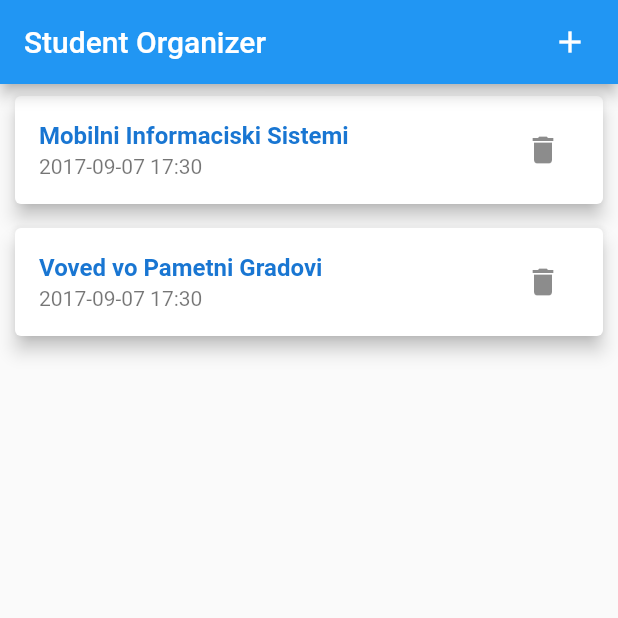
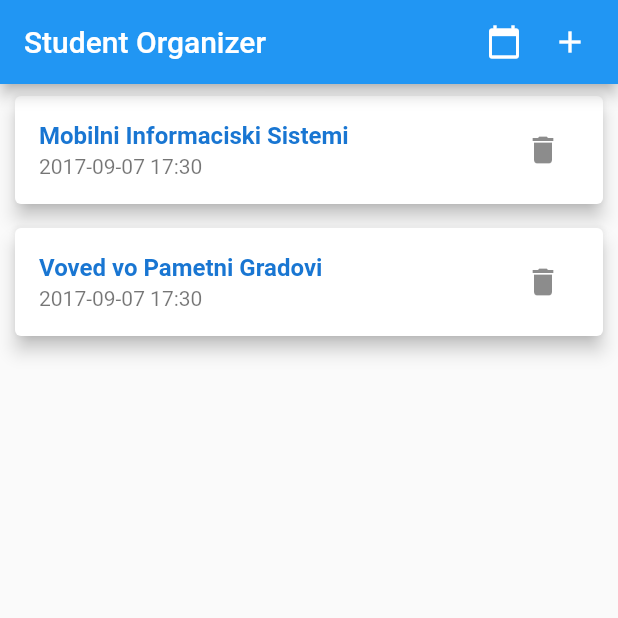
Before and after one commit to gorast-angelovski/lab3_MIS, a Flutter app: the screen it shows after launch, on a phone screen of 412 x 824 dp, the top half of it. Run offline on Flutter 3.47's test engine with Material 2 defaults, Android fonts, the phone set to English and light mode, and no system bars; our stand-ins replace flutter_bloc, syncfusion_flutter_calendar.

Commit message:
Added calendar page and functionality

```diff
--- a/lib/list_detail_screen.dart
+++ b/lib/list_detail_screen.dart
@@ -4,9 +4,6 @@ import 'package:student_organizer/exam.dart';
 import 'exam.dart';
 
 class ListDetailsScreen extends StatelessWidget {
-  //final ExamApplication item;
-
-  //ListDetailsScreen(this.item);
   static const routeName = '/list_detail';
   @override
   Widget build(BuildContext context) {
--- a/lib/main.dart
+++ b/lib/main.dart
@@ -5,6 +5,7 @@ import 'package:flutter/cupertino.dart';
 import 'package:student_organizer/blocs/list_event.dart';
 import 'package:student_organizer/exam.dart';
 
+import 'exam_calendar.dart';
 import 'list_detail_screen.dart';
 import 'blocs/list_bloc.dart';
 import 'blocs/list_event.dart';
@@ -123,6 +124,24 @@ class _MyAppState extends State<MyApp> {
         : AppBar(
             title: Text(title),
             actions: <Widget>[
+              BlocBuilder<ListBloc, ListState>(builder: (context, state) {
+                return state.runtimeType == ListEmptyState
+                    ? GestureDetector(
+                        onTap: () => null,
+                        child: const Padding(
+                          padding: EdgeInsets.only(right: 20),
+                          child: Icon(Icons.calendar_today),
+                        ),
+                      )
+                    : GestureDetector(
+                        onTap: () => _openCalendarScreen(
+                            context, (state as ListElementsState).elements),
+                        child: const Padding(
+                          padding: EdgeInsets.only(right: 20),
+                          child: Icon(Icons.calendar_today),
+                        ),
+                      );
+              }),
               GestureDetector(
                 onTap: () => _showHideAddMenu(),
                 child: !isVisible
@@ -307,7 +326,9 @@ class _MyAppState extends State<MyApp> {
                           ),
                           child: ListTile(
                             title: Text(
-                              (state as ListElementsState).elements![index].courseName,
+                              (state as ListElementsState)
+                                  .elements![index]
+                                  .courseName,
                               style: TextStyle(
                                   fontWeight: FontWeight.bold,
                                   color: Theme.of(context).primaryColorDark),
@@ -317,8 +338,10 @@ class _MyAppState extends State<MyApp> {
                             ),
                             trailing: IconButton(
                               icon: const Icon(Icons.delete),
-                              onPressed: () => _deleteItem(context,
-                                  (state as ListElementsState).elements![index]),
+                              onPressed: () => _deleteItem(
+                                  context,
+                                  (state as ListElementsState)
+                                      .elements![index]),
                             ),
                             onTap: () => _showDetail(context,
                                 (state as ListElementsState).elements![index]),
@@ -340,6 +363,13 @@ class _MyAppState extends State<MyApp> {
     );
   }
 
+  void _openCalendarScreen(BuildContext context, elements) {
+    Navigator.of(context).pushNamed(
+      '/calendar',
+      arguments: elements,
+    );
+  }
+
   @override
   Widget build(BuildContext context) {
     return Platform.isIOS
@@ -349,12 +379,7 @@ class _MyAppState extends State<MyApp> {
               navigationBar: _createAppBar(context),
             ),
           )
-        :
-    // BlocProvider<ListBloc>(
-            // create: (BuildContext context) =>
-            //     ListBloc()..add(ListInitializedEvent()),
-            // child:
-        MaterialApp(
+        : MaterialApp(
             title: title,
             initialRoute: '/',
             routes: {
@@ -363,8 +388,8 @@ class _MyAppState extends State<MyApp> {
                     body: _createBody(context),
                   ),
               ListDetailsScreen.routeName: (ctx) => ListDetailsScreen(),
+              '/calendar': (ctx) => CalendarScreen(),
             },
-            // ),
           );
   }
 }
--- a/pubspec.yaml
+++ b/pubspec.yaml
@@ -35,6 +35,7 @@ dependencies:
   # Use with the CupertinoIcons class for iOS style icons.
   cupertino_icons: ^1.0.2
   flutter_bloc: ^8.0.1
+  syncfusion_flutter_calendar: ^19.4.55
 
 dev_dependencies:
   flutter_test:
```
Also changed, not shown: lib/exam_calendar.dart (added, +80 -0 lines), pubspec.lock. Lines whose indentation alone changed are shown as unchanged.
